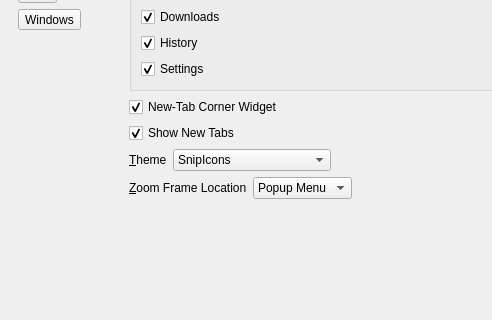
The window that 2.x/UI/dooble_settings.ui (textbrowser/dooble) describes before a commit, drawn with Qt 5; both pictures show x 0 to 492 and y 144 to 464 of the 800 by 600 pixel window.
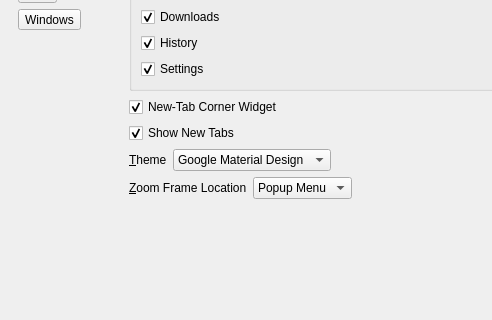
The same window after the commit. The open tabs and pages were chosen to show the change. Icons and pictures are not drawn.

Commit message: Changed default icon set.

Patch:
```diff
--- a/2.x/UI/dooble_settings.ui
+++ b/2.x/UI/dooble_settings.ui
@@ -429,7 +429,7 @@
             <item>
              <widget class="QComboBox" name="theme">
               <property name="currentIndex">
-               <number>2</number>
+               <number>1</number>
               </property>
               <property name="insertPolicy">
                <enum>QComboBox::NoInsert</enum>
```
The commit also changes 1 other file.
